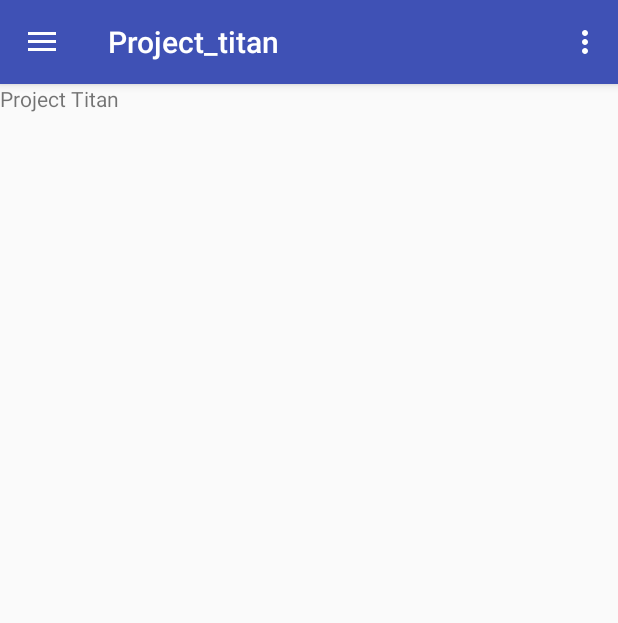
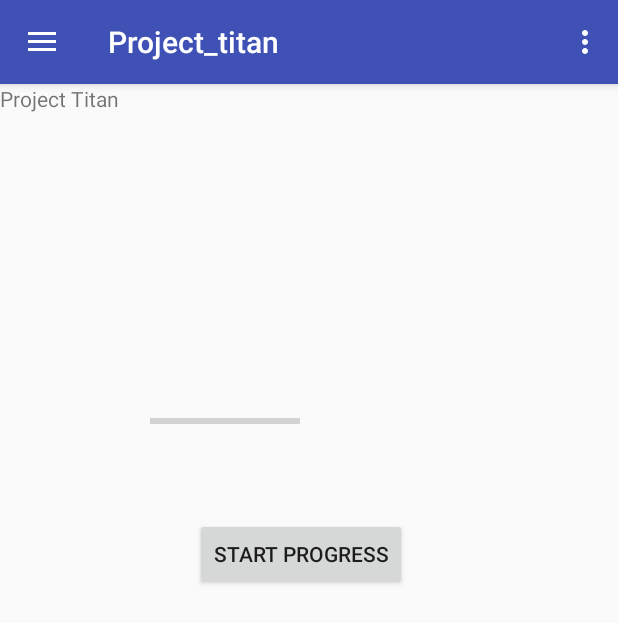
Before and after one commit to project-progression-system/project_titan_client, an Android app: the MainActivity screen opened directly, with no data from a screen before it, on a phone screen of 412 x 824 dp. Shown: the top 623 px of the screen. Run offline under Robolectric (Android 15) with nearby library versions, the phone set to English and light mode, and no system bars.

Commit message:
Added progress bar and button.

```diff
--- a/app/src/main/java/edu/cnm/deepdive/project_titan/MainActivity.java
+++ b/app/src/main/java/edu/cnm/deepdive/project_titan/MainActivity.java
@@ -2,6 +2,7 @@ package edu.cnm.deepdive.project_titan;
 
 import android.content.Intent;
 import android.os.Bundle;
+import android.os.Handler;
 import android.support.design.widget.NavigationView;
 import android.support.v4.app.Fragment;
 import android.support.v4.app.FragmentManager;
@@ -12,6 +13,10 @@ import android.support.v7.app.AppCompatActivity;
 import android.support.v7.widget.Toolbar;
 import android.view.Menu;
 import android.view.MenuItem;
+import android.view.View;
+import android.widget.Button;
+import android.widget.ProgressBar;
+import android.widget.TextView;
 import edu.cnm.deepdive.project_titan.controller.LoginActivity;
 import edu.cnm.deepdive.project_titan.fragments.AchievementsFragment;
 import edu.cnm.deepdive.project_titan.fragments.Fragment2;
@@ -20,6 +25,12 @@ import edu.cnm.deepdive.project_titan.service.GoogleSignInService;
 
 public class MainActivity extends AppCompatActivity
     implements NavigationView.OnNavigationItemSelectedListener {
+
+  ProgressBar progressBar;
+  private int i = 0;
+  private TextView progressTextView;
+  private Handler handler = new Handler();
+
 
   @Override
   protected void onCreate(Bundle savedInstanceState) {
@@ -36,7 +47,38 @@ public class MainActivity extends AppCompatActivity
 
     NavigationView navigationView = (NavigationView) findViewById(R.id.nav_view);
     navigationView.setNavigationItemSelectedListener(this);
+
+    progressBar = (ProgressBar) findViewById(R.id.determinateBar);
+    progressTextView = (TextView) findViewById(R.id.progressTextView);
+    Button button = (Button) findViewById(R.id.btnShow);
+    button.setOnClickListener(new View.OnClickListener() {
+      @Override
+      public void onClick(View v) {
+        i = progressBar.getProgress();
+        new Thread(new Runnable() {
+          public void run() {
+            while (i < 100) {
+              i += 1;
+              // Update the progress bar and display the current value in text view
+              handler.post(new Runnable() {
+                public void run() {
+                  progressBar.setProgress(i);
+                  progressTextView.setText(i + "/" + progressBar.getMax());
+                }
+              });
+              try {
+                // Sleep for 100 milliseconds to show the progress slowly.
+                Thread.sleep(100);
+              } catch (InterruptedException e) {
+                e.printStackTrace();
+              }
+            }
+          }
+        }).start();
+      }
+    });
   }
+
 
   @Override
   public void onBackPressed() {
--- a/app/src/main/res/layout/activity_main.xml
+++ b/app/src/main/res/layout/activity_main.xml
@@ -8,6 +8,7 @@
   android:layout_height="match_parent"
   android:fitsSystemWindows="true"
   tools:openDrawer="start">
+
 
   <include
     layout="@layout/app_bar_main"
--- a/app/src/main/res/layout/content_main.xml
+++ b/app/src/main/res/layout/content_main.xml
@@ -1,13 +1,44 @@
 <?xml version="1.0" encoding="utf-8"?>
-<RelativeLayout
+<android.support.constraint.ConstraintLayout
   xmlns:android="http://schemas.android.com/apk/res/android"
   xmlns:app="http://schemas.android.com/apk/res-auto"
   xmlns:tools="http://schemas.android.com/tools"
   android:layout_width="match_parent"
   android:layout_height="match_parent"
   app:layout_behavior="@string/appbar_scrolling_view_behavior"
-  tools:context=".MainActivity"
-  tools:showIn="@layout/app_bar_main">
+  tools:context=".MainActivity">
+
+<RelativeLayout
+  android:layout_width="match_parent"
+  android:layout_height="match_parent">
+  <ProgressBar
+    android:id="@+id/determinateBar"
+    android:layout_width="wrap_content"
+    android:layout_height="wrap_content"
+    style="@style/Base.Widget.AppCompat.ProgressBar.Horizontal"
+    android:indeterminate="false"
+    android:layout_marginLeft="100dp"
+    android:layout_marginTop="200dp"
+    android:minHeight="50dp"
+    android:minWidth="100dp"
+    android:max="100"
+    android:progress="0"/>
+
+  <TextView
+    android:id="@+id/progressTextView"
+    android:layout_width="wrap_content"
+    android:layout_height="wrap_content"
+    android:layout_alignLeft="@+id/determinateBar"
+    android:layout_below="@+id/determinateBar"/>
+
+  <Button
+    android:id="@+id/btnShow"
+    android:layout_width="wrap_content"
+    android:layout_height="wrap_content"
+    android:layout_marginStart="130dp"
+    android:layout_marginTop="20dp"
+    android:text="@string/start_progress"
+    android:layout_below="@+id/progressTextView"/>
 
   <FrameLayout
     android:id="@+id/fragment_container"
@@ -23,13 +54,11 @@
     app:layout_constraintRight_toRightOf="parent"
     app:layout_constraintTop_toTopOf="parent"/>
 
+</RelativeLayout>
+</android.support.constraint.ConstraintLayout>
 
-
-  <Button
-    android:id="@+id/button_1"
-    android:layout_width="0dp"
-    android:layout_height="wrap_content"
-    android:text=""/>
-
-
-</RelativeLayout>
+  <!--<Button-->
+  <!--android:id="@+id/button_1"-->
+  <!--android:layout_width="0dp"-->
+  <!--android:layout_height="wrap_content"-->
+  <!--android:text=""/>-->
--- a/app/src/main/res/values/strings.xml
+++ b/app/src/main/res/values/strings.xml
@@ -33,5 +33,6 @@
   <string name="login_failure_message">Unable to sign in with provided credentials</string>
   <string name="sign_out">Sign out</string>
 
-  <string name="base_url"></string> <!-- TODO put a url to make a request from server  -->
+  <string name="base_url"></string>
+  <string name="start_progress">Start Progress</string> <!-- TODO put a url to make a request from server  -->
 </resources>
```
